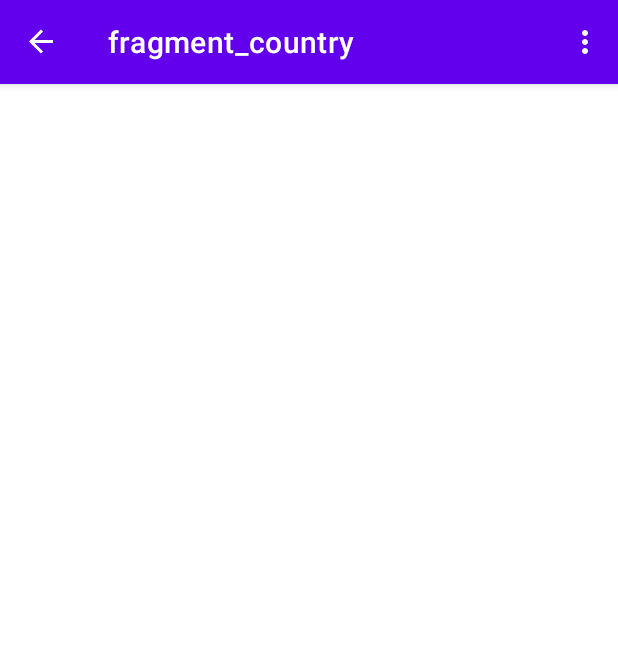
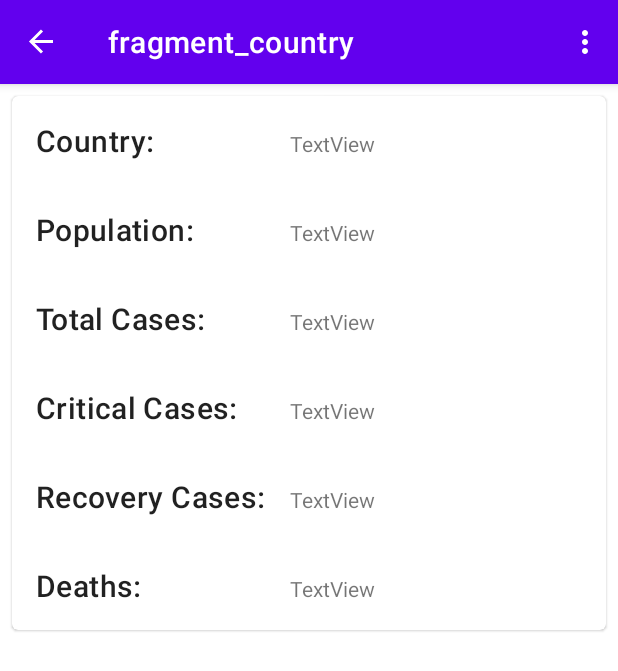
Before and after one commit to GandhiHarsh2003/CovidApp, an Android app: the CountryFragment screen opened through its navigation route, on a phone screen of 412 x 824 dp. Shown: the top 671 px of the screen. Run offline under Robolectric (Android 15) with nearby library versions, the phone set to English and light mode, and no system bars; our stand-ins replace navigation-ui.

Commit message:
layout for country fragment

```diff
--- a/app/build.gradle
+++ b/app/build.gradle
@@ -44,6 +44,7 @@ dependencies {
     implementation 'androidx.constraintlayout:constraintlayout:2.1.4'
     implementation 'androidx.navigation:navigation-fragment-ktx:2.5.3'
     implementation 'androidx.navigation:navigation-ui-ktx:2.5.3'
+    implementation 'androidx.gridlayout:gridlayout:1.0.0'
     testImplementation 'junit:junit:4.13.2'
     apply plugin: "androidx.navigation.safeargs.kotlin"
     apply plugin: "kotlin-parcelize"
--- a/app/src/main/java/edu/quinnipiac/ser210/covidapp/CountryFragment.kt
+++ b/app/src/main/java/edu/quinnipiac/ser210/covidapp/CountryFragment.kt
@@ -6,27 +6,11 @@ import android.view.LayoutInflater
 import android.view.View
 import android.view.ViewGroup
 
-// TODO: Rename parameter arguments, choose names that match
-// the fragment initialization parameters, e.g. ARG_ITEM_NUMBER
-private const val ARG_PARAM1 = "param1"
-private const val ARG_PARAM2 = "param2"
 
-/**
- * A simple [Fragment] subclass.
- * Use the [CountryFragment.newInstance] factory method to
- * create an instance of this fragment.
- */
 class CountryFragment : Fragment() {
-    // TODO: Rename and change types of parameters
-    private var param1: String? = null
-    private var param2: String? = null
 
     override fun onCreate(savedInstanceState: Bundle?) {
         super.onCreate(savedInstanceState)
-        arguments?.let {
-            param1 = it.getString(ARG_PARAM1)
-            param2 = it.getString(ARG_PARAM2)
-        }
     }
 
     override fun onCreateView(
@@ -36,4 +20,8 @@ class CountryFragment : Fragment() {
         // Inflate the layout for this fragment
         return inflater.inflate(R.layout.fragment_country, container, false)
     }
+
+    override fun onViewCreated(view: View, savedInstanceState: Bundle?) {
+        super.onViewCreated(view, savedInstanceState)
+    }
 }
--- a/app/src/main/res/layout/fragment_country.xml
+++ b/app/src/main/res/layout/fragment_country.xml
@@ -1,9 +1,126 @@
 <?xml version="1.0" encoding="utf-8"?>
-<FrameLayout xmlns:android="http://schemas.android.com/apk/res/android"
-    xmlns:tools="http://schemas.android.com/tools"
+<com.google.android.material.card.MaterialCardView xmlns:android="http://schemas.android.com/apk/res/android"
+    xmlns:app="http://schemas.android.com/apk/res-auto"
     android:layout_width="match_parent"
-    android:layout_height="match_parent"
-    tools:context=".CountryFragment">
+    android:layout_height="wrap_content"
+    android:layout_margin="8dp">
 
 
-</FrameLayout>
+    <androidx.gridlayout.widget.GridLayout
+        android:id="@+id/gridLayout"
+        android:layout_width="match_parent"
+        android:layout_height="match_parent"
+        app:columnCount="3"
+        app:rowCount="8">
+
+
+
+        <TextView
+            android:id="@+id/country_label"
+            android:layout_width="wrap_content"
+            android:layout_height="wrap_content"
+            android:text="Country:"
+            app:layout_column="0"
+            app:layout_row="0"
+            android:padding="16dp"
+            android:textAppearance="?attr/textAppearanceHeadline6"/>
+
+        <TextView
+            android:id="@+id/country_API"
+            android:layout_width="wrap_content"
+            android:layout_height="wrap_content"
+            android:text="TextView"
+            app:layout_column="1"
+            app:layout_row="0" />
+
+        <TextView
+            android:id="@+id/population_API"
+            android:layout_width="wrap_content"
+            android:layout_height="wrap_content"
+            android:text="TextView"
+            app:layout_column="1"
+            app:layout_row="1" />
+
+        <TextView
+            android:id="@+id/population_label"
+            android:layout_width="wrap_content"
+            android:layout_height="wrap_content"
+            android:text="Population:"
+            app:layout_column="0"
+            app:layout_row="1"
+            android:padding="16dp"
+            android:textAppearance="?attr/textAppearanceHeadline6"/>
+
+        <TextView
+            android:id="@+id/totalCases_label"
+            android:layout_width="wrap_content"
+            android:layout_height="wrap_content"
+            android:padding="16dp"
+            android:text="Total Cases:"
+            android:textAppearance="?attr/textAppearanceHeadline6"
+            app:layout_column="0"
+            app:layout_row="2" />
+
+        <TextView
+            android:id="@+id/totalCases_API"
+            android:layout_width="wrap_content"
+            android:layout_height="wrap_content"
+            android:text="TextView"
+            app:layout_column="1"
+            app:layout_row="2" />
+
+        <TextView
+            android:id="@+id/criticalCases_API"
+            android:layout_width="wrap_content"
+            android:layout_height="wrap_content"
+            android:text="TextView"
+            app:layout_column="1"
+            app:layout_row="3" />
+
+        <TextView
+            android:id="@+id/criticalCases_label"
+            android:layout_width="wrap_content"
+            android:layout_height="wrap_content"
+            android:padding="16dp"
+            android:text="Critical Cases:"
+            android:textAppearance="?attr/textAppearanceHeadline6"
+            app:layout_column="0"
+            app:layout_row="3" />
+
+        <TextView
+            android:id="@+id/recoveryCases_label"
+            android:layout_width="wrap_content"
+            android:layout_height="wrap_content"
+            android:padding="16dp"
+            android:text="Recovery Cases:"
+            android:textAppearance="?attr/textAppearanceHeadline6"
+            app:layout_column="0"
+            app:layout_row="4" />
+
+        <TextView
+            android:id="@+id/recoveryCases_API"
+            android:layout_width="wrap_content"
+            android:layout_height="wrap_content"
+            android:text="TextView"
+            app:layout_column="1"
+            app:layout_row="4" />
+
+        <TextView
+            android:id="@+id/deaths_label"
+            android:layout_width="wrap_content"
+            android:layout_height="wrap_content"
+            android:padding="16dp"
+            android:text="Deaths:"
+            android:textAppearance="?attr/textAppearanceHeadline6"
+            app:layout_column="0"
+            app:layout_row="5" />
+
+        <TextView
+            android:id="@+id/deaths_API"
+            android:layout_width="wrap_content"
+            android:layout_height="wrap_content"
+            android:text="TextView"
+            app:layout_column="1"
+            app:layout_row="5" />
+    </androidx.gridlayout.widget.GridLayout>
+</com.google.android.material.card.MaterialCardView>
```
